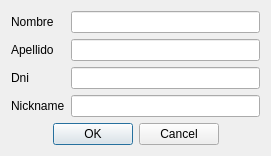
Before: the Qt Designer form configuracion/dialogbuscarusuarios.ui in rodety/manager, drawn with Qt 5.
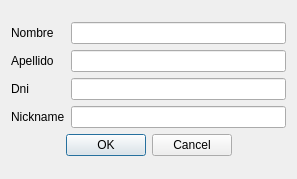
After: the same form once the commit is applied.

```diff
--- a/configuracion/dialogbuscarusuarios.ui
+++ b/configuracion/dialogbuscarusuarios.ui
@@ -6,14 +6,16 @@
    <rect>
     <x>0</x>
     <y>0</y>
-    <width>271</width>
-    <height>145</height>
+    <width>297</width>
+    <height>179</height>
    </rect>
   </property>
   <property name="windowTitle">
    <string>Dialog</string>
   </property>
-  <layout class="QFormLayout" name="formLayout">
+  <layout class="QGridLayout" name="gridLayout_2">
+   <item row="0" column="0">
+    <layout class="QGridLayout" name="gridLayout">
    <item row="0" column="0">
     <widget class="QLabel" name="label">
      <property name="text">
@@ -21,6 +23,29 @@
      </property>
     </widget>
    </item>
+     <item row="2" column="0">
+      <widget class="QLabel" name="label_3">
+       <property name="text">
+        <string>Dni</string>
+       </property>
+      </widget>
+     </item>
+     <item row="3" column="1">
+      <widget class="QLineEdit" name="le_nick">
+       <property name="maxLength">
+        <number>32767</number>
+       </property>
+       <property name="frame">
+        <bool>true</bool>
+       </property>
+       <property name="cursorPosition">
+        <number>0</number>
+       </property>
+      </widget>
+     </item>
+     <item row="1" column="1">
+      <widget class="QLineEdit" name="le_apellido"/>
+     </item>
    <item row="0" column="1">
     <widget class="QLineEdit" name="le_nombre"/>
    </item>
@@ -31,16 +56,6 @@
      </property>
     </widget>
    </item>
-   <item row="1" column="1">
-    <widget class="QLineEdit" name="le_apellido"/>
-   </item>
-   <item row="2" column="0">
-    <widget class="QLabel" name="label_3">
-     <property name="text">
-      <string>Dni</string>
-     </property>
-    </widget>
-   </item>
    <item row="2" column="1">
     <widget class="QLineEdit" name="le_dni">
      <property name="maxLength">
@@ -58,19 +73,6 @@
      </property>
     </widget>
    </item>
-   <item row="3" column="1">
-    <widget class="QLineEdit" name="le_nick">
-     <property name="maxLength">
-      <number>32767</number>
-     </property>
-     <property name="frame">
-      <bool>true</bool>
-     </property>
-     <property name="cursorPosition">
-      <number>0</number>
-     </property>
-    </widget>
-   </item>
    <item row="4" column="0" colspan="2">
     <widget class="QDialogButtonBox" name="buttonBox">
      <property name="orientation">
@@ -85,6 +87,18 @@
     </widget>
    </item>
   </layout>
+   </item>
+  </layout>
+  <zorder>label</zorder>
+  <zorder>le_nombre</zorder>
+  <zorder>label_2</zorder>
+  <zorder>le_apellido</zorder>
+  <zorder>label_3</zorder>
+  <zorder>le_dni</zorder>
+  <zorder>label_4</zorder>
+  <zorder>le_nick</zorder>
+  <zorder>buttonBox</zorder>
+  <zorder>label</zorder>
  </widget>
  <resources/>
  <connections>
```
Lines whose indentation alone changed are shown as unchanged.
